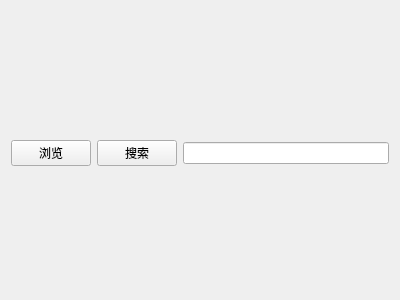
First picture: the form in gui/uicomponent/modelsearchwidget.ui, repository Kpure1000/mxzygl_client, before the edit.
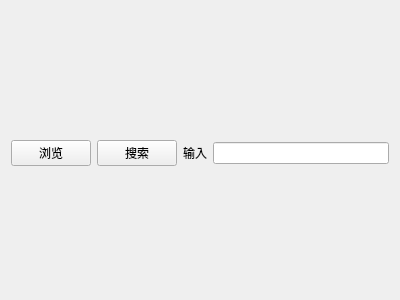
Second picture: the form after the edit.

Patch:
```diff
--- a/gui/uicomponent/modelsearchwidget.ui
+++ b/gui/uicomponent/modelsearchwidget.ui
@@ -18,7 +18,7 @@
     <number>5</number>
    </property>
    <item>
-    <layout class="QHBoxLayout" name="ly_search" stretch="1,1,3">
+    <layout class="QHBoxLayout" name="ly_search" stretch="1,1,0,3">
      <item>
       <widget class="QPushButton" name="bt_browser">
        <property name="text">
@@ -33,6 +33,13 @@
        </property>
       </widget>
      </item>
+     <item>
+      <widget class="QLabel" name="label">
+       <property name="text">
+        <string>输入</string>
+       </property>
+      </widget>
+     </item>
      <item>
       <widget class="QLineEdit" name="le_input"/>
      </item>
```
